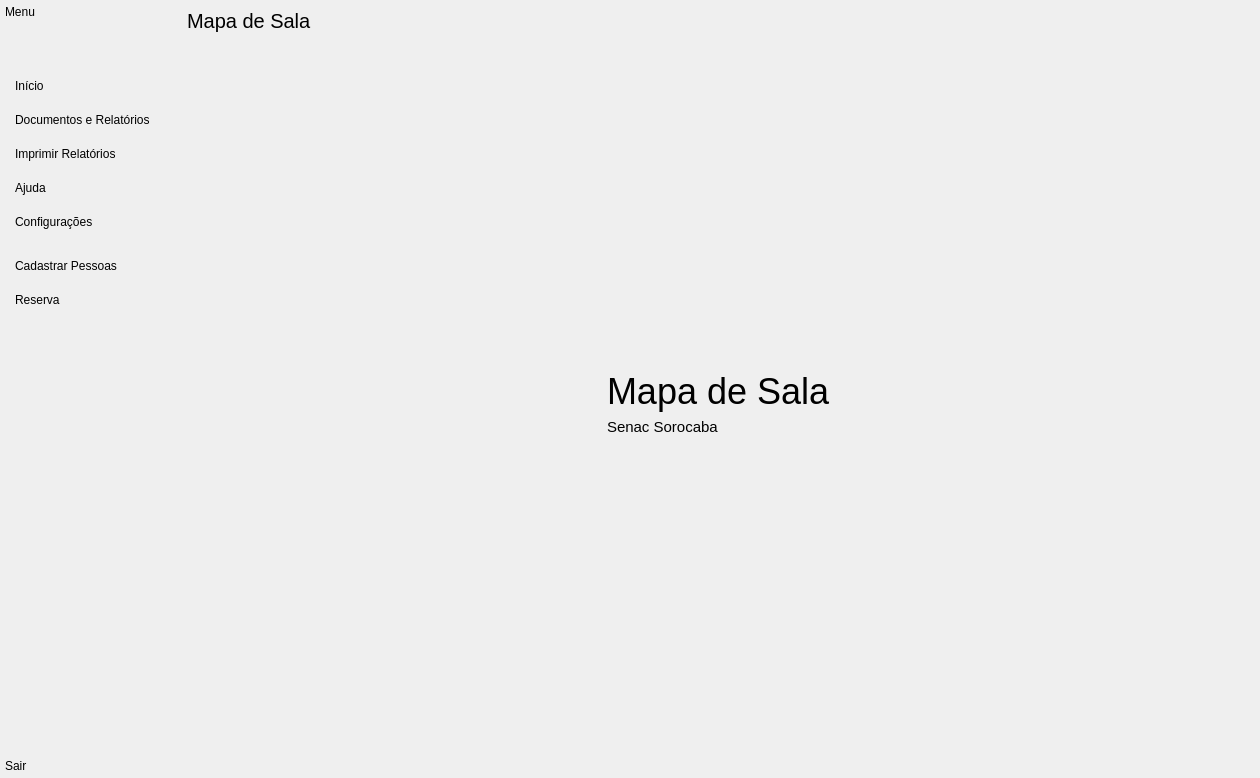
Senac-SOR-ADS/Mapa-de-Sala, file view/ui/interfaceHomeV1.ui: the form before one commit.
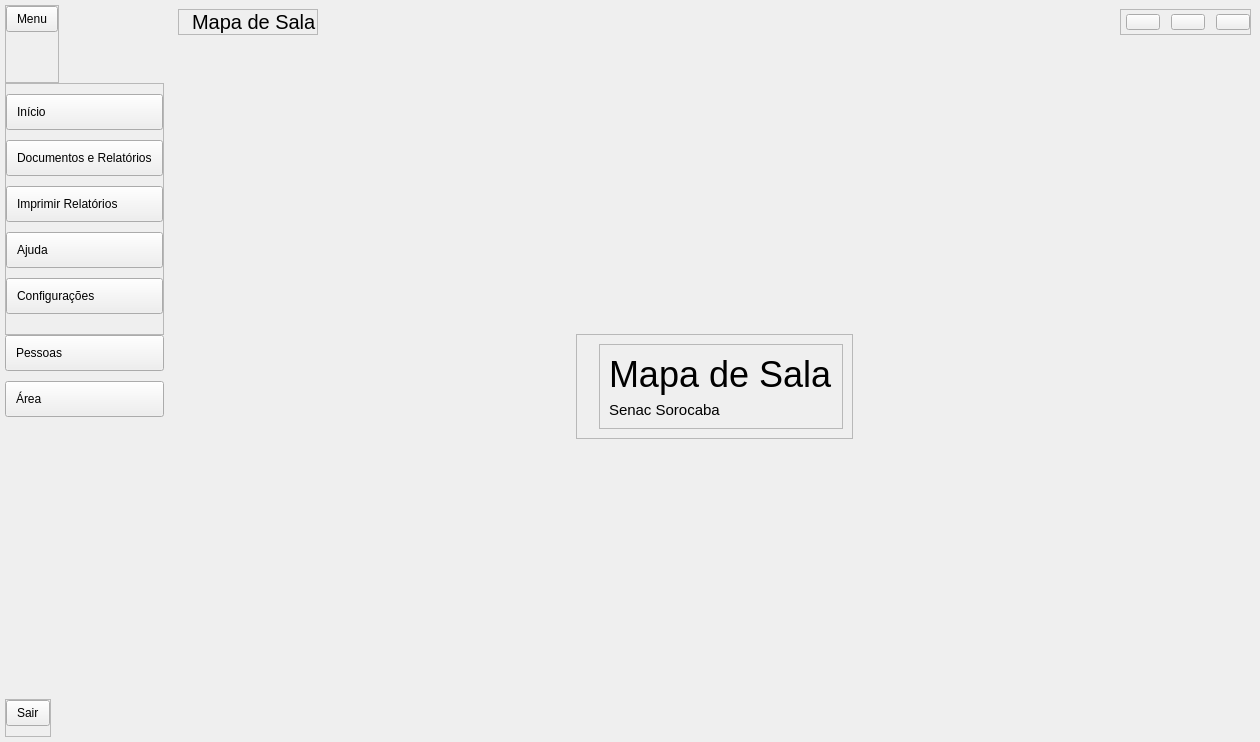
The form after the commit. Icons and pictures are not drawn.

```diff
--- a/view/ui/interfaceHomeV1.ui
+++ b/view/ui/interfaceHomeV1.ui
@@ -7,7 +7,7 @@
     <x>0</x>
     <y>0</y>
     <width>1260</width>
-    <height>778</height>
+    <height>742</height>
    </rect>
   </property>
   <property name="windowTitle">
@@ -22,20 +22,26 @@
 	margin-bottom-left-radius: 10px;
 }
 
-#btnsJanela QPushButton {
-	margin-left: 5px;
-}</string>
-  </property>
-  <widget class="QWidget" name="centralwidget">
-   <property name="styleSheet">
-    <string notr="true">* {
+#MenuLateral #subMenuLateral QPushButton {
 	margin: 0;
 	padding: 0;
 	background: none;
 	background-color: transparent;
 	border: none;
 }
-</string>
+
+
+#btnsJanela QPushButton {
+	margin-left: 5px;
+}
+
+#btnMenu, #btnSair {
+	padding:10px;
+}</string>
+  </property>
+  <widget class="QWidget" name="centralwidget">
+   <property name="styleSheet">
+    <string notr="true"/>
    </property>
    <layout class="QHBoxLayout" name="horizontalLayout">
     <property name="spacing">
@@ -291,7 +297,17 @@
              <string notr="true">padding: 10px;</string>
             </property>
             <property name="text">
-             <string>Cadastrar Pessoas</string>
+             <string>Pessoas</string>
+            </property>
+            <property name="icon">
+             <iconset>
+              <normaloff>icones/person_24dp_000000_FILL0_wght400_GRAD0_opsz24.png</normaloff>icones/person_24dp_000000_FILL0_wght400_GRAD0_opsz24.png</iconset>
+            </property>
+            <property name="iconSize">
+             <size>
+              <width>24</width>
+              <height>24</height>
+             </size>
             </property>
            </widget>
           </item>
@@ -301,7 +317,7 @@
              <string notr="true">padding: 10px;</string>
             </property>
             <property name="text">
-             <string>Reserva</string>
+             <string>Área</string>
             </property>
            </widget>
           </item>
```
Left out of the diff: 5 changed lines with no effect on the pictures.
